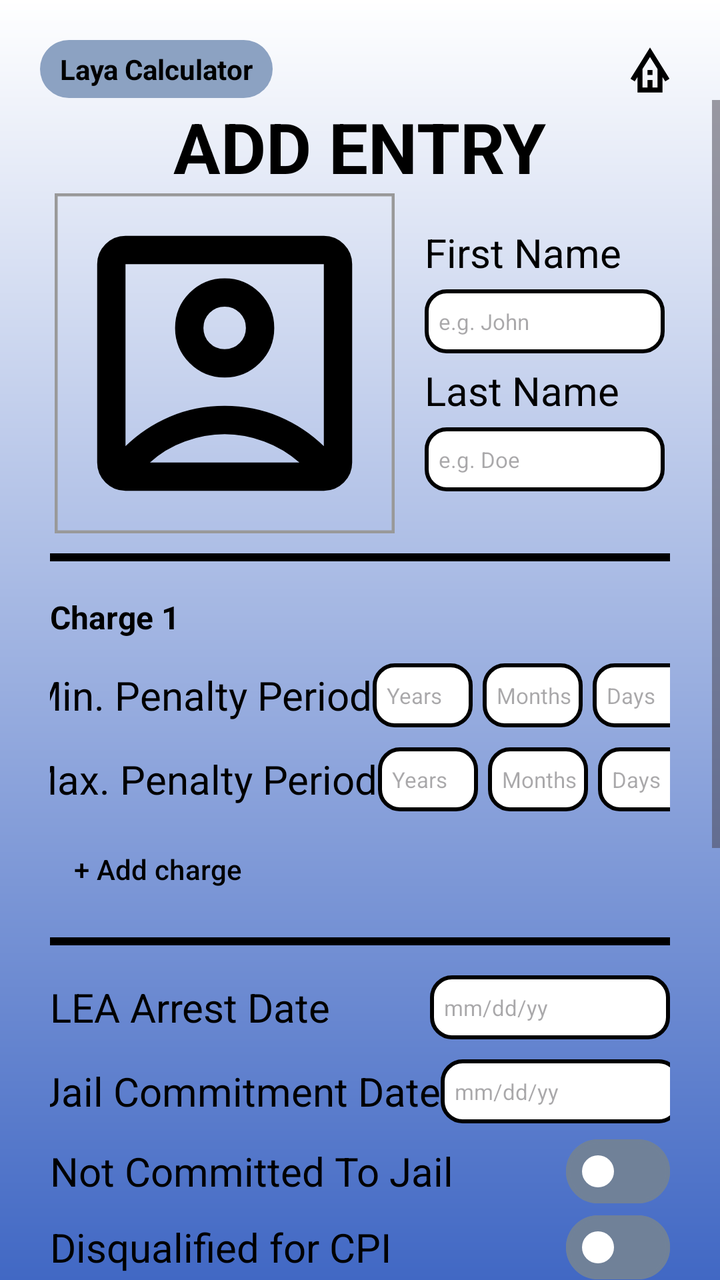
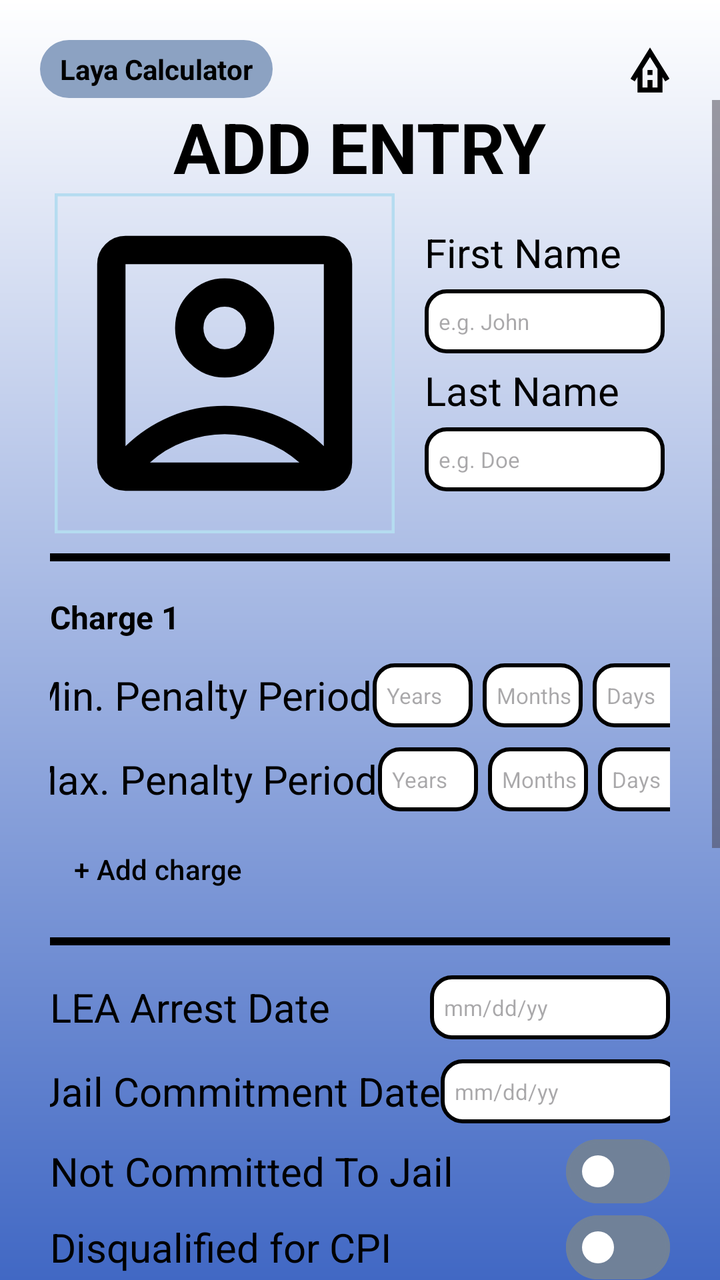

The first picture is an Android layout as it rendered before a commit; the second is the same layout after the commit. The layout source and the unified diff follow.
<!-- AndroidManifest.xml: application theme Theme.MyApplication -->
<!-- res/layout/activity_new_entry.xml -->
<?xml version="1.0" encoding="utf-8"?>
<androidx.constraintlayout.widget.ConstraintLayout
    xmlns:android="http://schemas.android.com/apk/res/android"
    xmlns:app="http://schemas.android.com/apk/res-auto"
    xmlns:tools="http://schemas.android.com/tools"
    android:id="@+id/main"
    android:layout_width="match_parent"
    android:layout_height="match_parent"
    tools:context=".newEntryActivity"
    android:background="@drawable/login_background">

    <LinearLayout
        android:id="@+id/header"
        android:layout_width="match_parent"
        android:layout_height="wrap_content"
        android:orientation="horizontal"
        app:layout_constraintEnd_toEndOf="parent"
        app:layout_constraintStart_toStartOf="parent"
        app:layout_constraintTop_toTopOf="parent"
        android:layout_marginBottom="10dp">

        <TextView
            android:layout_width="wrap_content"
            android:layout_height="wrap_content"
            android:text="@string/app_name"
            android:layout_marginTop="20dp"
            android:layout_marginStart="20dp"
            android:textStyle="bold"
            android:textColor="@color/app_text_accent_color"
            android:background="@drawable/login_title"
            android:paddingHorizontal="10dp"
            android:paddingVertical="5dp"/>

        <Space
            android:layout_width="0dp"
            android:layout_height="0dp"
            android:layout_weight="1"/>

        <ImageButton
            android:id="@+id/homeButtonNE"
            android:layout_width="30dp"
            android:layout_height="30dp"
            android:layout_marginTop="20dp"
            android:layout_marginEnd="20dp"
            android:background="@null"
            android:onClick="goHomeNE"
            android:src="@drawable/outline_bungalow_24" />
    </LinearLayout>

    <ScrollView
        android:id="@+id/newEntryScroll"
        android:layout_width="0dp"
        android:layout_height="0dp"
        android:fillViewport="true"

        app:layout_constraintTop_toBottomOf="@id/header"
        app:layout_constraintBottom_toBottomOf="parent"
        app:layout_constraintStart_toStartOf="parent"
        app:layout_constraintEnd_toEndOf="parent">

        <LinearLayout
            android:layout_width="match_parent"
            android:layout_height="wrap_content"
            android:gravity="center"
            android:orientation="vertical"
            app:layout_constraintBottom_toBottomOf="parent"
            app:layout_constraintEnd_toEndOf="parent"
            app:layout_constraintStart_toStartOf="parent"
            app:layout_constraintTop_toBottomOf="parent"
            android:layout_marginHorizontal="25dp">

        <TextView
            android:layout_width="wrap_content"
            android:layout_height="wrap_content"
            android:textColor="@color/app_text_accent_color"
            android:textStyle="bold"
            android:text="ADD ENTRY"
            android:textSize="35sp"
            />

            <LinearLayout
                android:layout_width="wrap_content"
                android:layout_height="wrap_content"
                android:gravity="center"
                android:orientation="horizontal"
                app:layout_constraintEnd_toEndOf="parent"
                app:layout_constraintStart_toStartOf="parent"
                app:layout_constraintTop_toTopOf="parent">

                <com.google.android.material.imageview.ShapeableImageView
                    android:id="@+id/profileImage"
                    android:layout_width="170dp"
                    android:layout_height="170dp"
                    android:clickable="true"
                    android:focusable="true"
                    android:contentDescription="Upload profile image"
                    android:scaleType="centerCrop"
                    android:src="@drawable/outline_account_box_24"
                    app:strokeColor="#999999"
                    app:strokeWidth="3dp" />

                <LinearLayout
                    android:layout_width="wrap_content"
                    android:layout_height="wrap_content"
                    android:orientation="vertical"
                    android:gravity="start"
                    android:paddingStart="15dp"
                    app:layout_constraintTop_toTopOf="parent"
                    app:layout_constraintBottom_toBottomOf="parent">

                    <TextView
                        android:layout_width="wrap_content"
                        android:layout_height="wrap_content"
                        android:text="First Name"
                        android:textColor="@color/app_text_accent_color"
                        android:textSize="20sp"/>
                    <EditText
                        android:id="@+id/inputFirstName"
                        android:layout_width="120dp"
                        android:layout_height="32dp"
                        android:background="@drawable/entertextbox"
                        android:layout_marginVertical="5dp"
                        android:paddingStart="7dp"
                        android:textSize="11sp"
                        android:hint="e.g. John"
                        android:textColor="@color/black"/>

                    <TextView
                        android:layout_width="wrap_content"
                        android:layout_height="wrap_content"
                        android:text="Last Name"
                        android:textColor="@color/app_text_accent_color"
                        android:textSize="20sp"/>
                    <EditText
                        android:id="@+id/inputLastName"
                        android:layout_width="120dp"
                        android:layout_height="32dp"
                        android:background="@drawable/entertextbox"
                        android:layout_marginVertical="5dp"
                        android:paddingStart="7dp"
                        android:textSize="11sp"
                        android:hint="e.g. Doe"
                        android:textColor="@color/black"/>


                </LinearLayout>

            </LinearLayout>

            <View
                android:layout_width="match_parent"
                android:layout_height="4dp"
                android:background="@android:color/black"
                android:layout_marginVertical="10dp"/>

            <TextView
                android:id="@+id/firstChargeTitle"
                android:layout_width="match_parent"
                android:layout_height="wrap_content"
                android:minHeight="36dp"
                android:gravity="center_vertical"
                android:text="@string/first_charge_title"
                android:textColor="@color/app_text_accent_color"
                android:textSize="16sp"
                android:textStyle="bold" />
            <LinearLayout
                android:layout_width="match_parent"
                android:layout_height="wrap_content"
                android:gravity="center"
                app:layout_constraintTop_toTopOf="parent"
                app:layout_constraintBottom_toBottomOf="parent">

                <TextView
                    android:layout_width="wrap_content"
                    android:layout_height="wrap_content"
                    android:text="Min. Penalty Period"
                    android:textColor="@color/app_text_accent_color"
                    android:textSize="20sp"/>

                <Space
                    android:layout_width="0dp"
                    android:layout_height="0dp"
                    android:layout_weight="1"/>

                <EditText
                    android:id="@+id/inputMinYears"
                    android:layout_width="50dp"
                    android:layout_height="32dp"
                    android:background="@drawable/entertextbox"
                    android:layout_marginVertical="5dp"
                    android:paddingStart="7dp"
                    android:textSize="11sp"
                    android:hint="Years"
                    android:inputType="number"
                    android:textColor="@color/black"/>

                <EditText
                    android:id="@+id/inputMinMonths"
                    android:layout_width="50dp"
                    android:layout_height="32dp"
                    android:background="@drawable/entertextbox"
                    android:layout_marginVertical="5dp"
                    android:paddingStart="7dp"
                    android:textSize="11sp"
                    android:hint="Months"
                    android:inputType="number"
                    android:textColor="@color/black"
                    android:layout_marginStart="5dp"/>

                <EditText
                    android:id="@+id/inputMinDays"
                    android:layout_width="50dp"
                    android:layout_height="32dp"
                    android:background="@drawable/entertextbox"
                    android:layout_marginVertical="5dp"
                    android:paddingStart="7dp"
                    android:textSize="11sp"
                    android:hint="Days"
                    android:inputType="number"
                    android:textColor="@color/black"
                    android:layout_marginStart="5dp"/>

            </LinearLayout>
            <LinearLayout
                android:layout_width="match_parent"
                android:layout_height="wrap_content"
                android:gravity="center"
                app:layout_constraintTop_toTopOf="parent"
                app:layout_constraintBottom_toBottomOf="parent">

                <TextView
                    android:layout_width="wrap_content"
                    android:layout_height="wrap_content"
                    android:text="Max. Penalty Period"
                    android:textColor="@color/app_text_accent_color"
                    android:textSize="20sp"/>

                <Space
                    android:layout_width="0dp"
                    android:layout_height="0dp"
                    android:layout_weight="1"/>

                <EditText
                    android:id="@+id/inputMaxYears"
                    android:layout_width="50dp"
                    android:layout_height="32dp"
                    android:background="@drawable/entertextbox"
                    android:layout_marginVertical="5dp"
                    android:paddingStart="7dp"
                    android:textSize="11sp"
                    android:hint="Years"
                    android:inputType="number"
                    android:textColor="@color/black"/>

                <EditText
                    android:id="@+id/inputMaxMonths"
                    android:layout_width="50dp"
                    android:layout_height="32dp"
                    android:background="@drawable/entertextbox"
                    android:layout_marginVertical="5dp"
                    android:paddingStart="7dp"
                    android:textSize="11sp"
                    android:hint="Months"
                    android:inputType="number"
                    android:textColor="@color/black"
                    android:layout_marginStart="5dp"/>

                <EditText
                    android:id="@+id/inputMaxDays"
                    android:layout_width="50dp"
                    android:layout_height="32dp"
                    android:background="@drawable/entertextbox"
                    android:layout_marginVertical="5dp"
                    android:paddingStart="7dp"
                    android:textSize="11sp"
                    android:hint="Days"
                    android:inputType="number"
                    android:textColor="@color/black"
                    android:layout_marginStart="5dp"/>

            </LinearLayout>
            <LinearLayout
                android:id="@+id/additionalChargesContainer"
                android:layout_width="match_parent"
                android:layout_height="wrap_content"
                android:orientation="vertical" />

            <com.google.android.material.button.MaterialButton
                android:id="@+id/addChargeButton"
                style="@style/Widget.Material3.Button.TextButton"
                android:layout_width="wrap_content"
                android:layout_height="48dp"
                android:layout_gravity="start"
                android:text="@string/add_charge"
                android:textAllCaps="false"
                android:textColor="@color/breakdown_button_green" />

            <View
                android:layout_width="match_parent"
                android:layout_height="4dp"
                android:background="@android:color/black"
                android:layout_marginVertical="10dp"/>

            <LinearLayout
                android:layout_width="match_parent"
                android:layout_height="wrap_content"
                android:gravity="center"
                app:layout_constraintTop_toTopOf="parent"
                app:layout_constraintBottom_toBottomOf="parent">

                <TextView
                    android:layout_width="wrap_content"
                    android:layout_height="wrap_content"
                    android:text="LEA Arrest Date"
                    android:textColor="@color/app_text_accent_color"
                    android:textSize="20sp"/>

                <Space
                    android:layout_width="0dp"
                    android:layout_height="0dp"
                    android:layout_weight="1"/>

                <EditText
                    android:id="@+id/inputLEADate"
                    android:layout_width="120dp"
                    android:layout_height="32dp"
                    android:background="@drawable/entertextbox"
                    android:layout_marginVertical="5dp"
                    android:paddingStart="7dp"
                    android:textSize="11sp"
                    android:hint="mm/dd/yy"
                    android:focusable="false"
                    android:clickable="true"
                    android:inputType="none"
                    android:textColor="@color/black"/>

            </LinearLayout>

            <LinearLayout
                android:layout_width="match_parent"
                android:layout_height="wrap_content"
                android:gravity="center"
                app:layout_constraintTop_toTopOf="parent"
                app:layout_constraintBottom_toBottomOf="parent">

                <TextView
                    android:id="@+id/commitmentDateLabel"
                    android:layout_width="wrap_content"
                    android:layout_height="wrap_content"
                    android:text="Jail Commitment Date"
                    android:textColor="@color/app_text_accent_color"
                    android:textSize="20sp"/>

                <Space
                    android:layout_width="0dp"
                    android:layout_height="0dp"
                    android:layout_weight="1"/>

                <EditText
                    android:id="@+id/inputCommitmentDate"
                    android:layout_width="120dp"
                    android:layout_height="32dp"
                    android:background="@drawable/entertextbox"
                    android:layout_marginVertical="5dp"
                    android:paddingStart="7dp"
                    android:textSize="11sp"
                    android:hint="mm/dd/yy"
                    android:focusable="false"
                    android:clickable="true"
                    android:inputType="none"
                    android:textColor="@color/black"/>

            </LinearLayout>

            <LinearLayout
                android:layout_width="match_parent"
                android:layout_height="wrap_content"
                android:gravity="center"
                app:layout_constraintTop_toTopOf="parent"
                app:layout_constraintBottom_toBottomOf="parent">

                <TextView
                    android:layout_width="wrap_content"
                    android:layout_height="wrap_content"
                    android:text="Not Committed To Jail"
                    android:textColor="@color/app_text_accent_color"
                    android:textSize="20sp"/>

                <Space
                    android:layout_width="0dp"
                    android:layout_height="0dp"
                    android:layout_weight="1"/>

                <com.google.android.material.materialswitch.MaterialSwitch
                    android:id="@+id/committedSwitch"
                    layout_width="wrap_content"
                    layout_height="wrap_content"
                    android:checked="false"
                    android:layout_height="10dp"
                    android:layout_width="60dp"
                    android:layout_marginVertical="3dp"/>


            </LinearLayout>

            <LinearLayout
                android:layout_width="match_parent"
                android:layout_height="wrap_content"
                android:gravity="center"
                app:layout_constraintTop_toTopOf="parent"
                app:layout_constraintBottom_toBottomOf="parent">

                <TextView
                    android:layout_width="wrap_content"
                    android:layout_height="wrap_content"
                    android:text="Disqualified for CPI"
                    android:textColor="@color/app_text_accent_color"
                    android:textSize="20sp"/>

                <Space
                    android:layout_width="0dp"
                    android:layout_height="0dp"
                    android:layout_weight="1"/>

                <com.google.android.material.materialswitch.MaterialSwitch
                    android:id="@+id/disqualifiedCPISwitch"
                    layout_width="wrap_content"
                    layout_height="wrap_content"
                    android:checked="false"
                    android:layout_height="10dp"
                    android:layout_width="60dp"
                    android:layout_marginVertical="3dp"/>


            </LinearLayout>

            <LinearLayout
                android:layout_width="match_parent"
                android:layout_height="wrap_content"
                android:gravity="center"
                app:layout_constraintTop_toTopOf="parent"
                app:layout_constraintBottom_toBottomOf="parent">

                <TextView
                    android:layout_width="wrap_content"
                    android:layout_height="wrap_content"
                    android:text="Disqualified for Time Allowances"
                    android:textColor="@color/app_text_accent_color"
                    android:textSize="20sp"/>

                <Space
                    android:layout_width="0dp"
                    android:layout_height="0dp"
                    android:layout_weight="1"/>

                <com.google.android.material.materialswitch.MaterialSwitch
                    android:id="@+id/disqualifiedTASwitch"
                    android:checked="false"
                    android:layout_height="10dp"
                    android:layout_width="60dp"
                    android:layout_marginVertical="3dp"/>


            </LinearLayout>

            <LinearLayout
                android:id="@+id/triggerDetailsContainer"
                android:layout_width="match_parent"
                android:layout_height="wrap_content"
                android:orientation="vertical" />

            <View
                android:layout_width="match_parent"
                android:layout_height="4dp"
                android:background="@android:color/black"
                android:layout_marginVertical="10dp"/>

            <LinearLayout
                android:layout_width="match_parent"
                android:layout_height="wrap_content"
                android:gravity="center"
                app:layout_constraintTop_toTopOf="parent"
                app:layout_constraintBottom_toBottomOf="parent">

                <TextView
                    android:layout_width="wrap_content"
                    android:layout_height="wrap_content"
                    android:text="STAL (Loyalty Credit)"
                    android:textColor="@color/app_text_accent_color"
                    android:textSize="20sp"/>

                <Space
                    android:layout_width="0dp"
                    android:layout_height="0dp"
                    android:layout_weight="1"/>

                <Spinner
                    android:id="@+id/inputSTAL"
                    android:layout_width="130dp"
                    android:layout_height="wrap_content"
                    android:minHeight="48dp"
                    android:spinnerMode="dropdown" />

            </LinearLayout>

            <LinearLayout
                android:layout_width="match_parent"
                android:layout_height="wrap_content"
                android:gravity="center"
                app:layout_constraintTop_toTopOf="parent"
                app:layout_constraintBottom_toBottomOf="parent">

                <TextView
                    android:layout_width="wrap_content"
                    android:layout_height="wrap_content"
                    android:text="Deductions"
                    android:textColor="@color/app_text_accent_color"
                    android:textSize="20sp"/>

                <Space
                    android:layout_width="0dp"
                    android:layout_height="0dp"
                    android:layout_weight="1"/>

                <EditText
                    android:id="@+id/inputDeductionRaw"
                    android:layout_width="120dp"
                    android:layout_height="32dp"
                    android:background="@drawable/entertextbox"
                    android:layout_marginVertical="5dp"
                    android:paddingStart="7dp"
                    android:textSize="11sp"
                    android:hint="Days"
                    android:inputType="number"
                    android:textColor="@color/black"/>

            </LinearLayout>


            <LinearLayout
                android:layout_width="match_parent"
                android:layout_height="wrap_content"
                android:gravity="center"
                app:layout_constraintTop_toTopOf="parent"
                app:layout_constraintBottom_toBottomOf="parent">

                <TextView
                    android:layout_width="wrap_content"
                    android:layout_height="wrap_content"
                    android:text="Time Gap on Bail/ATI"
                    android:textColor="@color/app_text_accent_color"
                    android:textSize="20sp"/>

                <Space
                    android:layout_width="0dp"
                    android:layout_height="0dp"
                    android:layout_weight="1"/>

                <EditText
                    android:id="@+id/inputTimeGap"
                    android:layout_width="120dp"
                    android:layout_height="32dp"
                    android:background="@drawable/entertextbox"
                    android:layout_marginVertical="5dp"
                    android:paddingStart="7dp"
                    android:textSize="11sp"
                    android:hint="Days"
                    android:inputType="number"
                    android:textColor="@color/black"/>

            </LinearLayout>

            <View
                android:layout_width="match_parent"
                android:layout_height="4dp"
                android:background="@android:color/black"
                android:layout_marginVertical="10dp"/>

            <androidx.appcompat.widget.AppCompatButton
                android:id="@+id/saveEntryButton"
                android:layout_marginTop="10dp"
                android:layout_width="250dp"
                android:layout_height="50dp"
                android:background="@drawable/button_background"
                android:textColor="@color/app_button_text_color"
                android:textStyle="bold"
                android:textSize="24sp"
                android:text="SAVE ENTRY"/>
            <androidx.appcompat.widget.AppCompatButton
                android:id="@+id/deleteEntryButton"
                android:layout_marginTop="10dp"
                android:layout_width="250dp"
                android:layout_height="50dp"
                android:background="@drawable/delete_background"
                android:textColor="@color/app_button_text_color"
                android:textStyle="bold"
                android:textSize="24sp"
                android:text="DELETE ENTRY"/>

        </LinearLayout>
    </ScrollView>
</androidx.constraintlayout.widget.ConstraintLayout>
<!-- resources referenced by this layout -->
<resources>
  <color name="app_button_text_color">@color/black</color>
  <color name="app_text_accent_color">#000000</color>
  <color name="black">#FF000000</color>
  <color name="breakdown_button_green">@color/app_text_accent_color</color>
  <!-- drawable button_background (drawable) -->
  <?xml version="1.0" encoding="utf-8"?>
  <shape xmlns:android="http://schemas.android.com/apk/res/android" android:shape="rectangle">
      <solid android:color="@color/app_button_color" />
      <corners android:radius="16dp" />
  </shape>
  <!-- drawable delete_background (drawable) -->
  <?xml version="1.0" encoding="utf-8"?>
  <shape xmlns:android="http://schemas.android.com/apk/res/android"
      android:shape="rectangle">
  
      <solid android:color="@color/app_button_color"/>
  
      <corners android:radius="16dp"/>
  </shape>
  <!-- drawable entertextbox (drawable) -->
  <?xml version="1.0" encoding="utf-8"?>
  <shape xmlns:android="http://schemas.android.com/apk/res/android" android:shape="rectangle">
      <solid android:color="#FFFFFF"/>
      <stroke android:width="2dp" android:color="@color/black"/>
      <corners android:radius="10dp"/>
  
  </shape>
  <!-- drawable login_background (drawable) -->
  <?xml version="1.0" encoding="utf-8"?>
  <shape xmlns:android="http://schemas.android.com/apk/res/android">
  
      <gradient android:type="linear" android:angle="100"
          android:startColor="@color/app_background_gradient_start_color"
          android:endColor="@color/app_background_gradient_color"/>
  </shape>
  <!-- drawable login_title (drawable) -->
  <?xml version="1.0" encoding="utf-8"?>
  <shape xmlns:android="http://schemas.android.com/apk/res/android"
      android:shape="rectangle">
  
      <solid android:color="@color/app_surface_color"/>
  
      <corners android:radius="16dp"/>
  </shape>
  <string name="add_charge">+ Add charge</string>
  <string name="app_name">Laya Calculator</string>
  <string name="first_charge_title">Charge 1</string>
  <style name="Theme.MyApplication" parent="Base.Theme.MyApplication" />
  <color name="app_button_color">#8ca2c2</color>
  <color name="app_background_gradient_start_color">@color/white</color>
  <color name="app_background_gradient_color">#4168c4</color>
  <color name="app_surface_color">#8ca2c2</color>
  <color name="app_icon_color">#000000</color>
  <color name="white">#FFFFFFFF</color>
  <color name="app_section_color">#435a7a</color>
  <color name="app_ink">#2F3E46</color>
  <color name="app_secondary_ink">@color/app_text_accent_color</color>
  <color name="app_outline">#B5DCF0</color>
  <style name="AppFilledButton" parent="Widget.Material3.Button">
          <item name="backgroundTint">@color/app_button_color</item>
          <item name="android:textColor">@color/app_button_text_color</item>
      </style>
  <style name="AppSwitch" parent="Widget.Material3.CompoundButton.MaterialSwitch">
          <item name="thumbTint">@color/app_switch_thumb</item>
          <item name="trackTint">@color/app_switch_track</item>
          <item name="trackDecorationTint">@color/app_switch_track</item>
      </style>
  <!-- unchanged entries left out for length: 3 -->
</resources>

<!-- the commit's change to res/layout/activity_new_entry.xml (unified diff, before → after) -->
@@ -87,17 +87,7 @@
                 app:layout_constraintStart_toStartOf="parent"
                 app:layout_constraintTop_toTopOf="parent">
 
-                <com.google.android.material.imageview.ShapeableImageView
-                    android:id="@+id/profileImage"
-                    android:layout_width="170dp"
-                    android:layout_height="170dp"
-                    android:clickable="true"
-                    android:focusable="true"
-                    android:contentDescription="Upload profile image"
-                    android:scaleType="centerCrop"
-                    android:src="@drawable/outline_account_box_24"
-                    app:strokeColor="#999999"
-                    app:strokeWidth="3dp" />
+                <include layout="@layout/view_profile_photo" />
 
                 <LinearLayout
                     android:layout_width="wrap_content"
@@ -585,6 +575,7 @@
                 android:textColor="@color/app_button_text_color"
                 android:textStyle="bold"
                 android:textSize="24sp"
+                android:backgroundTint="#789171"
                 android:text="SAVE ENTRY"/>
             <androidx.appcompat.widget.AppCompatButton
                 android:id="@+id/deleteEntryButton"
@@ -592,6 +583,7 @@
                 android:layout_width="250dp"
                 android:layout_height="50dp"
                 android:background="@drawable/delete_background"
+                android:backgroundTint="#bd6262"
                 android:textColor="@color/app_button_text_color"
                 android:textStyle="bold"
                 android:textSize="24sp"
@@ -600,3 +592,50 @@
         </LinearLayout>
     </ScrollView>
 </androidx.constraintlayout.widget.ConstraintLayout>
+<!-- res/layout/view_profile_photo.xml (included above) -->
+<?xml version="1.0" encoding="utf-8"?>
+<FrameLayout xmlns:android="http://schemas.android.com/apk/res/android"
+    xmlns:app="http://schemas.android.com/apk/res-auto"
+    android:layout_width="170dp"
+    android:layout_height="170dp">
+
+    <com.google.android.material.imageview.ShapeableImageView
+        android:id="@+id/profileImage"
+        android:layout_width="match_parent"
+        android:layout_height="match_parent"
+        android:clickable="true"
+        android:focusable="true"
+        android:contentDescription="@string/profile_photo_choose"
+        android:scaleType="centerCrop"
+        android:src="@drawable/outline_account_box_24"
+        app:strokeColor="@color/app_outline"
+        app:strokeWidth="3dp" />
+
+    <ProgressBar
+        android:id="@+id/profilePhotoProgress"
+        android:layout_width="36dp"
+        android:layout_height="36dp"
+        android:layout_gravity="center"
+        android:visibility="gone" />
+
+    <com.google.android.material.button.MaterialButton
+        android:id="@+id/removeProfilePhoto"
+        android:layout_width="48dp"
+        android:layout_height="48dp"
+        android:layout_gravity="bottom|end"
+        android:layout_margin="4dp"
+        android:minWidth="0dp"
+        android:minHeight="0dp"
+        android:padding="12dp"
+        android:insetTop="0dp"
+        android:insetBottom="0dp"
+        android:contentDescription="@string/profile_photo_remove"
+        android:visibility="gone"
+        app:backgroundTint="@color/app_button_color"
+        app:cornerRadius="24dp"
+        app:icon="@drawable/ic_delete_photo"
+        app:iconGravity="textStart"
+        app:iconPadding="0dp"
+        app:iconSize="24dp"
+        app:iconTint="@color/app_icon_color" />
+</FrameLayout>
<!-- resource entries referenced after the edit -->
@@ -27,6 +27,13 @@
       <corners android:radius="10dp"/>
   
   </shape>
+  <!-- drawable ic_delete_photo (drawable) -->
+  <vector xmlns:android="http://schemas.android.com/apk/res/android"
+      android:width="24dp" android:height="24dp"
+      android:viewportWidth="24" android:viewportHeight="24">
+      <path android:fillColor="#FF000000"
+          android:pathData="M6,19c0,1.1 0.9,2 2,2h8c1.1,0 2,-0.9 2,-2V7H6v12zM9,9h2v10H9V9zM13,9h2v10h-2V9zM15.5,4l-1,-1h-5l-1,1H5v2h14V4z" />
+  </vector>
   <!-- drawable login_background (drawable) -->
   <?xml version="1.0" encoding="utf-8"?>
   <shape xmlns:android="http://schemas.android.com/apk/res/android">
@@ -47,8 +54,10 @@
   <string name="add_charge">+ Add charge</string>
   <string name="app_name">Laya Calculator</string>
   <string name="first_charge_title">Charge 1</string>
+  <string name="profile_photo_choose">Choose profile photo</string>
+  <string name="profile_photo_remove">Remove profile photo</string>
   <style name="Theme.MyApplication" parent="Base.Theme.MyApplication" />
-  <color name="app_button_color">#8ca2c2</color>
+  <color name="app_button_color">#B5DCF0</color>
   <color name="app_background_gradient_start_color">@color/white</color>
   <color name="app_background_gradient_color">#4168c4</color>
   <color name="app_surface_color">#8ca2c2</color>
